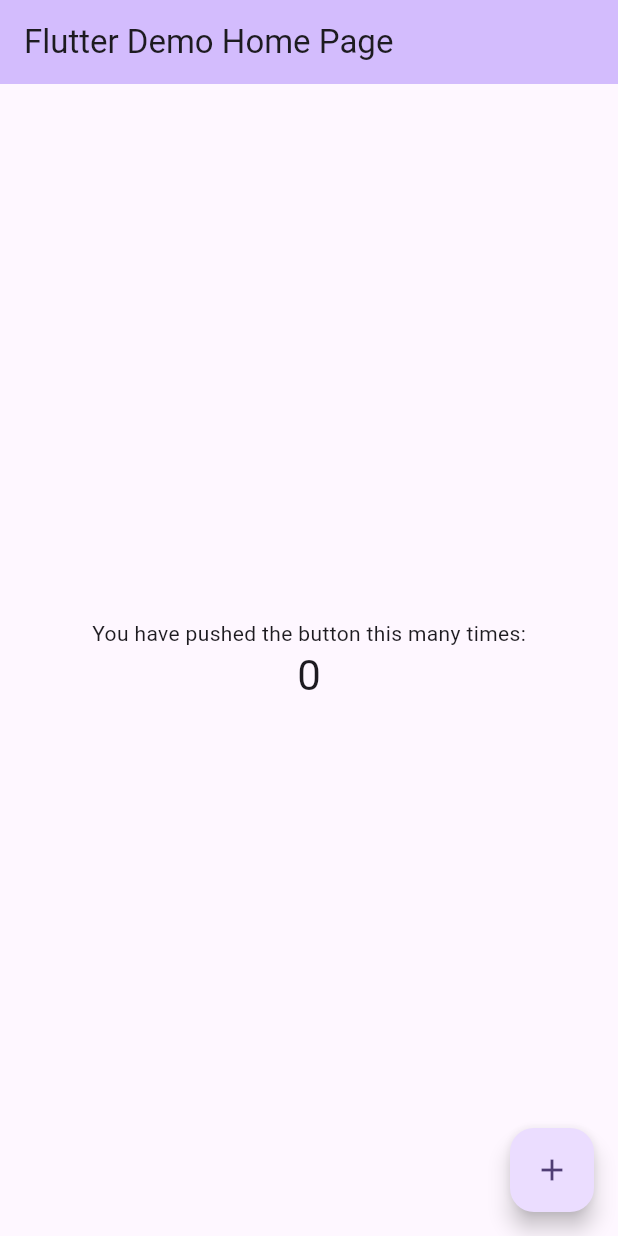
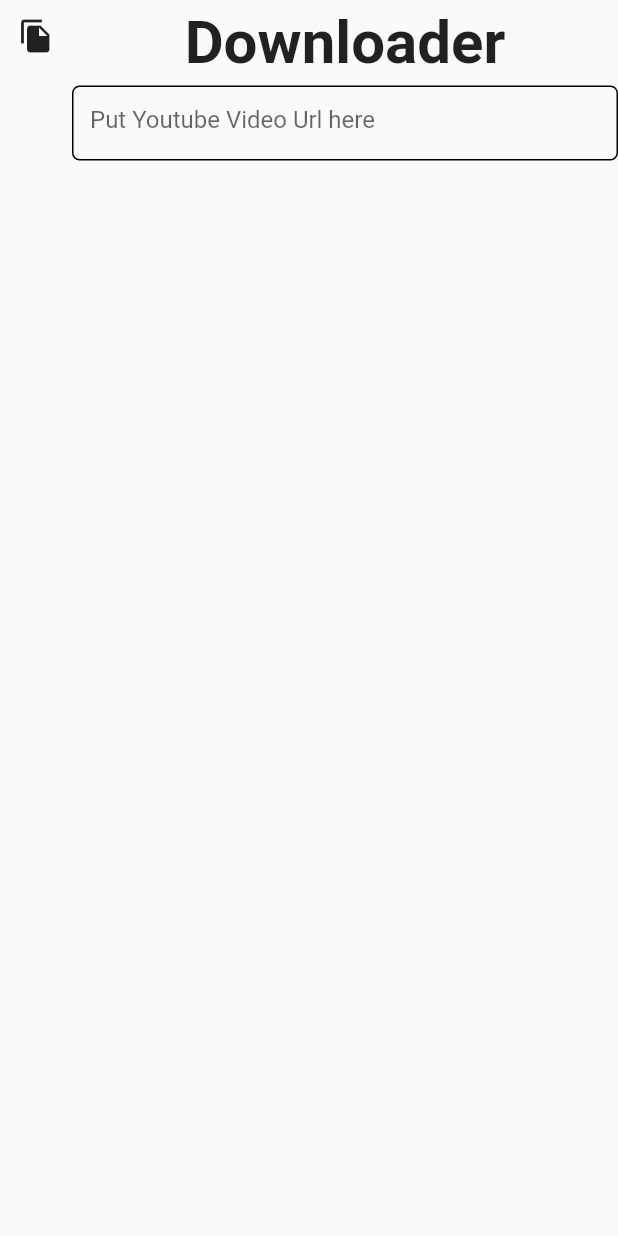
Before and after one commit to Youssf-Mohamed/downloader-with-flutter, a Flutter app: the screen it shows after launch, on a phone screen of 412 x 824 dp. Run offline on Flutter 3.47's test engine with Material 2 defaults, Android fonts, the phone set to English and light mode, and no system bars; our stand-ins replace file_picker; missing offline and left inert: youtube_explode_dart.

Commit message:
Youtube videos download is now available

```diff
--- /dev/null
+++ b/lib/App_PC_Screen.dart
@@ -0,0 +1,206 @@
+import 'dart:io';
+import 'package:file_picker/file_picker.dart';
+import 'package:flutter/material.dart';
+import 'package:youtube_explode_dart/youtube_explode_dart.dart';
+
+//https://pub.dev/packages/youtube_explode_dart the lib for youtube downloader
+
+class HomeScreenPc extends StatefulWidget {
+  @override
+  State<HomeScreenPc> createState() => _HomeScreenPcState();
+}
+
+class _HomeScreenPcState extends State<HomeScreenPc> {
+  late String audiosize ;
+  late String videosize ;
+  var search = TextEditingController();
+  var thumbnailimage=null;
+  var video=null;
+  String? videoname=null;
+  final yt = YoutubeExplode();
+  String? downloadpath=null;
+  Future<StreamManifest>? manifest=null;
+  @override
+  Widget build(BuildContext context) {
+    return Scaffold(
+      body: Row(
+        mainAxisAlignment: MainAxisAlignment.start,
+        children: [
+        Column(
+          children: [
+              //  IconButton(onPressed: (){}, icon: Icon(Icons.video_collection)),
+                IconButton(onPressed: () async {
+                   downloadpath = await getpath();
+                }, icon: Icon(Icons.file_copy))
+          ],
+        ),
+        Expanded(
+          child: Column(
+            crossAxisAlignment: CrossAxisAlignment.center,
+              children: [
+                SizedBox(height: 5,),
+                Text('Downloader',style: TextStyle(fontWeight: FontWeight.bold,fontSize: 40,),),
+                SizedBox(height: 5,),
+                Container(
+                 width: 600,
+                 height: 50,
+                 child: TextFormField(
+                  controller: search,
+                   decoration: InputDecoration(
+                     hintText: 'Put Youtube Video Url here',
+                     enabledBorder: OutlineInputBorder(borderRadius: BorderRadius.circular(5)),
+                     border: OutlineInputBorder()
+                   ),
+                   onChanged: (value) {
+                     video = yt.videos.get(search.text)
+                         .then((value) async {
+                       print(value.url);
+                       thumbnailimage=value.thumbnails.standardResUrl;
+                       print(value.title);
+                       print(value.thumbnails);
+                       print(value.duration);
+                       print(value.id);
+                       manifest = yt.videos.streamsClient.getManifest(value.id);
+                      await manifest?.then((value) {
+                         videosize = value.muxed.withHighestBitrate().size.totalMegaBytes.toStringAsPrecision(3);
+                         print('video size ${value.muxed.withHighestBitrate().size.totalMegaBytes.toStringAsPrecision(3)}');
+                         audiosize = value.audioOnly.withHighestBitrate().size.totalMegaBytes.toStringAsPrecision(3);
+                         print('audio size ${value.audioOnly.withHighestBitrate().size.totalMegaBytes.toStringAsPrecision(3)}');
+                       });
+                       videoname=await handelNameErrors(value.title);
+                     }).then((value) {
+                       setState(() {
+                         print(thumbnailimage);
+                       });
+                     }).onError((error, stackTrace) {
+                       thumbnailimage = videoname = manifest =null!;
+                     });
+
+                   },
+              ),
+               ),
+                SizedBox(height: 5,),
+                thumbnailimage!=null?
+                Expanded(
+                  flex: 8,
+                  child: Container(
+                    width: 700,
+                    height: 600,
+                    child: Image.network('$thumbnailimage'),),
+                )
+                    :Container(),
+                SizedBox(height: 5,),
+                thumbnailimage!=null?
+               Expanded(
+                 child: Row(
+                   mainAxisAlignment: MainAxisAlignment.center,
+                   children: [
+                     MaterialButton(onPressed: () async {
+                       if(downloadpath==null)
+                         {
+                           downloadpath = await getpath();
+                         }
+                       print(manifest);
+                       if(manifest!=null)
+                       {
+                         var streamInfo;
+                         await manifest?.then((value) { streamInfo = value.muxed.withHighestBitrate();});
+                         if(streamInfo!=null&&downloadpath!=null)
+                         {
+                           print('downloading');
+                           var stream=yt.videos.streamsClient.get(streamInfo);
+                           var file = File(downloadpath!+videoname!+'.mp4');
+                           print(downloadpath!+videoname!+'.mp4');
+                           var fileStream = file.openWrite();
+                           await stream.pipe(fileStream);
+                           await fileStream.flush();
+                           await fileStream.close();
+                         }
+                         else{
+                           print('Error on streaminfo or downloadpath !!!');
+                         }
+                       }else{
+                         print('Error');
+                       }
+                       print('downloading done');
+                     },child: Row(
+                       children: [
+                         Icon(Icons.ondemand_video_outlined,size: 30),
+                         Text('Download (MP4) 720p ${videosize} MB',style: TextStyle(fontSize: 20)),
+                       ],
+                     ),),
+                     MaterialButton(onPressed: () async {
+                       if(downloadpath==null)
+                       {
+                         downloadpath = await getpath();
+                       }
+                       print(manifest);
+                       if(manifest!=null)
+                       {
+                         var streamInfo;
+                         await manifest?.then((value) {
+                           streamInfo = value.audioOnly.withHighestBitrate();
+                         });
+                         if(streamInfo!=null&&downloadpath!=null)
+                         {
+                           print('downloading');
+                           var stream=yt.videos.streamsClient.get(streamInfo);
+                           var file = File(downloadpath!+videoname!+'.mp3');
+                           print(downloadpath!+videoname!+'.mp3');
+                           var fileStream = file.openWrite();
+                           await stream.pipe(fileStream);
+                           await fileStream.flush();
+                           await fileStream.close();
+                         }
+                         else{
+                           print('Error on streaminfo or downloadpath !!!');
+                         }
+                       }else{
+                         print('Error');
+                       }
+                       print('downloading done');
+                     },child: Row(
+                       children: [
+                         Icon(Icons.music_video,size: 30),
+                         Text('Download (MP3) HD ${audiosize} MB',style: TextStyle(fontSize: 20)),
+                       ],
+                     ),)
+                   ],
+                 ),
+               )
+                    :Container(),
+
+          ]),
+
+        ),
+      ],),
+    );
+  }
+
+  String? handelNameErrors(String title) {
+    String NewVideoName='';
+    for(int i=0;i<title.length;i++)
+    {
+      if(title[i]!=':'&&title[i]!='\\'&&title[i]!='.')
+      {
+        NewVideoName = NewVideoName+title[i];
+      }
+    }
+    return NewVideoName;
+  }
+
+  Future<String?> getpath() async {
+    downloadpath = await FilePicker.platform.getDirectoryPath();
+    while(downloadpath==null)
+    {
+      print('Error try again');
+      downloadpath = await FilePicker.platform.getDirectoryPath();
+    }
+    if(downloadpath![downloadpath!.length-1]!='\\')
+    {
+      downloadpath = '$downloadpath\\';
+    }
+    print(downloadpath);
+    return downloadpath;
+  }
+}
--- a/lib/main.dart
+++ b/lib/main.dart
@@ -1,4 +1,5 @@
 import 'package:flutter/material.dart';
+import 'App_PC_Screen.dart';
 
 void main() {
   runApp(const MyApp());
@@ -11,115 +12,8 @@ class MyApp extends StatelessWidget {
   @override
   Widget build(BuildContext context) {
     return MaterialApp(
-      title: 'Flutter Demo',
-      theme: ThemeData(
-        // This is the theme of your application.
-        //
-        // TRY THIS: Try running your application with "flutter run". You'll see
-        // the application has a blue toolbar. Then, without quitting the app,
-        // try changing the seedColor in the colorScheme below to Colors.green
-        // and then invoke "hot reload" (save your changes or press the "hot
-        // reload" button in a Flutter-supported IDE, or press "r" if you used
-        // the command line to start the app).
-        //
-        // Notice that the counter didn't reset back to zero; the application
-        // state is not lost during the reload. To reset the state, use hot
-        // restart instead.
-        //
-        // This works for code too, not just values: Most code changes can be
-        // tested with just a hot reload.
-        colorScheme: ColorScheme.fromSeed(seedColor: Colors.deepPurple),
-        useMaterial3: true,
-      ),
-      home: const MyHomePage(title: 'Flutter Demo Home Page'),
+      debugShowCheckedModeBanner: false,
+      home:HomeScreenPc()
     );
   }
 }
-
-class MyHomePage extends StatefulWidget {
-  const MyHomePage({super.key, required this.title});
-
-  // This widget is the home page of your application. It is stateful, meaning
-  // that it has a State object (defined below) that contains fields that affect
-  // how it looks.
-
-  // This class is the configuration for the state. It holds the values (in this
-  // case the title) provided by the parent (in this case the App widget) and
-  // used by the build method of the State. Fields in a Widget subclass are
-  // always marked "final".
-
-  final String title;
-
-  @override
-  State<MyHomePage> createState() => _MyHomePageState();
-}
-
-class _MyHomePageState extends State<MyHomePage> {
-  int _counter = 0;
-
-  void _incrementCounter() {
-    setState(() {
-      // This call to setState tells the Flutter framework that something has
-      // changed in this State, which causes it to rerun the build method below
-      // so that the display can reflect the updated values. If we changed
-      // _counter without calling setState(), then the build method would not be
-      // called again, and so nothing would appear to happen.
-      _counter++;
-    });
-  }
-
-  @override
-  Widget build(BuildContext context) {
-    // This method is rerun every time setState is called, for instance as done
-    // by the _incrementCounter method above.
-    //
-    // The Flutter framework has been optimized to make rerunning build methods
-    // fast, so that you can just rebuild anything that needs updating rather
-    // than having to individually change instances of widgets.
-    return Scaffold(
-      appBar: AppBar(
-        // TRY THIS: Try changing the color here to a specific color (to
-        // Colors.amber, perhaps?) and trigger a hot reload to see the AppBar
-        // change color while the other colors stay the same.
-        backgroundColor: Theme.of(context).colorScheme.inversePrimary,
-        // Here we take the value from the MyHomePage object that was created by
-        // the App.build method, and use it to set our appbar title.
-        title: Text(widget.title),
-      ),
-      body: Center(
-        // Center is a layout widget. It takes a single child and positions it
-        // in the middle of the parent.
-        child: Column(
-          // Column is also a layout widget. It takes a list of children and
-          // arranges them vertically. By default, it sizes itself to fit its
-          // children horizontally, and tries to be as tall as its parent.
-          //
-          // Column has various properties to control how it sizes itself and
-          // how it positions its children. Here we use mainAxisAlignment to
-          // center the children vertically; the main axis here is the vertical
-          // axis because Columns are vertical (the cross axis would be
-          // horizontal).
-          //
-          // TRY THIS: Invoke "debug painting" (choose the "Toggle Debug Paint"
-          // action in the IDE, or press "p" in the console), to see the
-          // wireframe for each widget.
-          mainAxisAlignment: MainAxisAlignment.center,
-          children: <Widget>[
-            const Text(
-              'You have pushed the button this many times:',
-            ),
-            Text(
-              '$_counter',
-              style: Theme.of(context).textTheme.headlineMedium,
-            ),
-          ],
-        ),
-      ),
-      floatingActionButton: FloatingActionButton(
-        onPressed: _incrementCounter,
-        tooltip: 'Increment',
-        child: const Icon(Icons.add),
-      ), // This trailing comma makes auto-formatting nicer for build methods.
-    );
-  }
-}
--- a/pubspec.yaml
+++ b/pubspec.yaml
@@ -35,6 +35,9 @@ dependencies:
   # The following adds the Cupertino Icons font to your application.
   # Use with the CupertinoIcons class for iOS style icons.
   cupertino_icons: ^1.0.2
+  youtube_explode_dart: ^2.0.2
+  youtube: any
+  file_picker: ^6.1.1
 
 dev_dependencies:
   flutter_test:
```
Also changed, not shown: lib/fun.dart (added), pubspec.lock.
